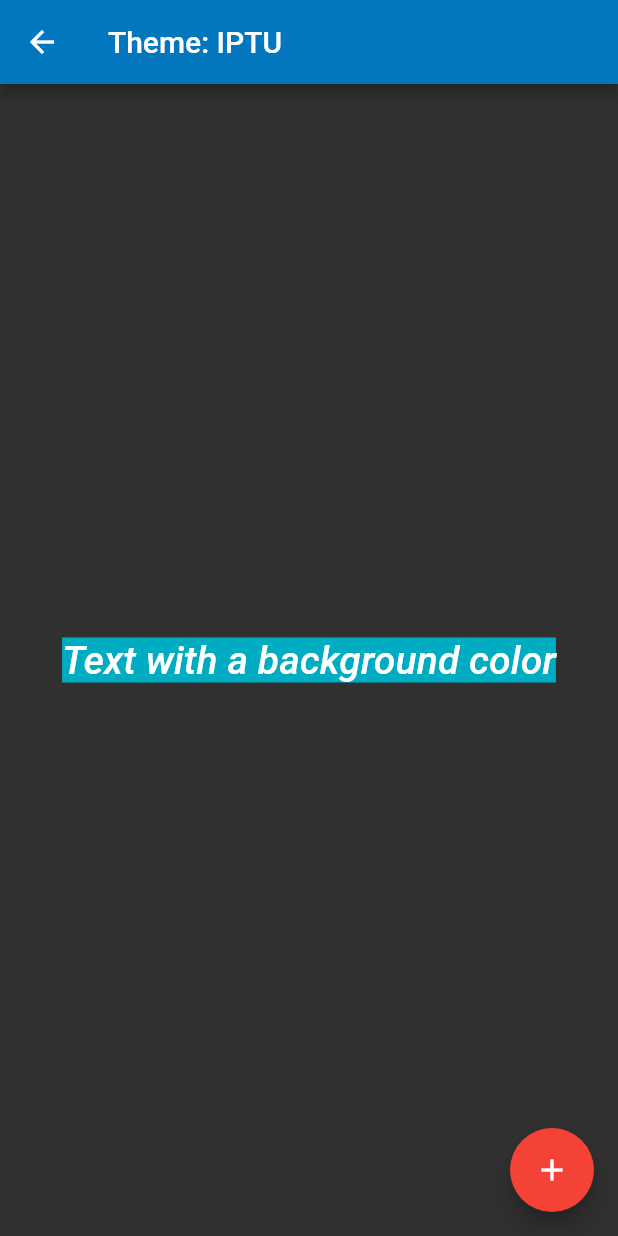
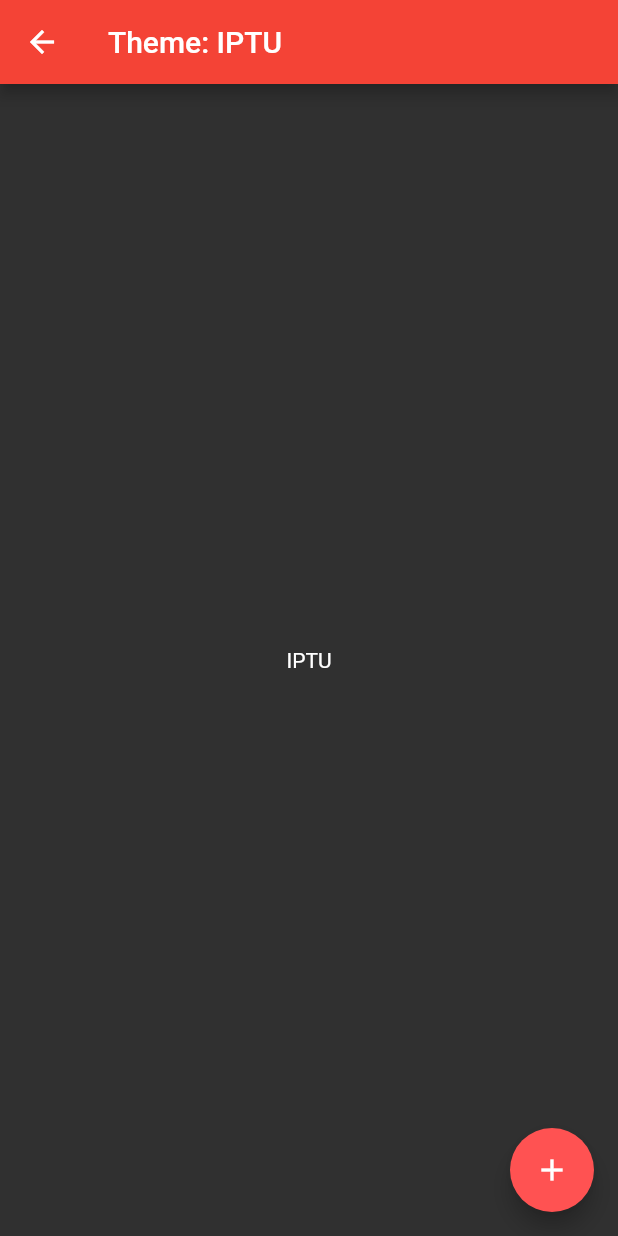
Before and after one commit to vinimass/themes_app, a Flutter app: the screen it shows after launch, after a tap on the "add" icon, on a phone screen of 412 x 824 dp. Run offline on Flutter 3.47's test engine with Material 2 defaults, Android fonts, the phone set to English and light mode, and no system bars; Roboto replaces fonts that are missing (Hind, Montserrat).

Commit message:
Theme sobrescrito

```diff
--- a/lib/main.dart
+++ b/lib/main.dart
@@ -38,17 +38,7 @@ class MyHomePage extends StatelessWidget {
 
   @override
   Widget build(BuildContext context) {
-    return/* Container(
-      child: Container(
-        color: Theme.of(context).accentColor,
-        alignment: Alignment.center,
-        child: Text(
-          'Text with a background color',
-          style: Theme.of(context).textTheme.title,
-        ),
-      )
-    );*/
-
+    return
     Scaffold(
       appBar: AppBar(
         title: Text(title),
@@ -57,13 +47,11 @@ class MyHomePage extends StatelessWidget {
         child: Container(
           child: Text(
             'Text with a background color',
-            style: Theme.of(context).textTheme.title,
           ),
         ),
       ),
       floatingActionButton: Container(
         child: FloatingActionButton(
-          backgroundColor: Colors.red,
           onPressed: () async{
             final retIptu = await Navigator.push(context,
                 MaterialPageRoute(builder: (context) => IPTU(title: 'Theme: IPTU'))
@@ -83,27 +71,26 @@ class IPTU extends StatelessWidget {
 
   @override
   Widget build(BuildContext context) {
-    return
-      Scaffold(
+    return new Theme(data: Theme.of(context).copyWith(primaryColor: Colors.red, accentColor: Colors.redAccent),
+        child: Scaffold(
             appBar: AppBar(
               title: Text(title),
             ),
             body: Center(
-          child: Container(
-            color: Theme.of(context).accentColor,
+              child: Theme(
+                data: Theme.of(context),
                 child: Text(
-              'Text with a background color',
-              style: Theme.of(context).textTheme.title,
+                  'IPTU',
                 ),
               ),
             ),
-        floatingActionButton: Theme(
-          data: Theme.of(context).copyWith(accentColor: Colors.red, primaryColor: Colors.red),
+            floatingActionButton: Container(
               child: FloatingActionButton(
                 onPressed: null,
                 child: Icon(Icons.add),
               ),
             ),
+          )
     );
   }
 }
```
Also changed, not shown: lib/theme.dart (added, +45 -0 lines). Lines whose indentation alone changed are shown as unchanged.
